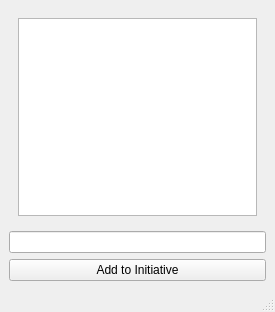
Old version of the form src/tutorials/mainWindowTable.ui in the repository TheRedshift/DMShield.
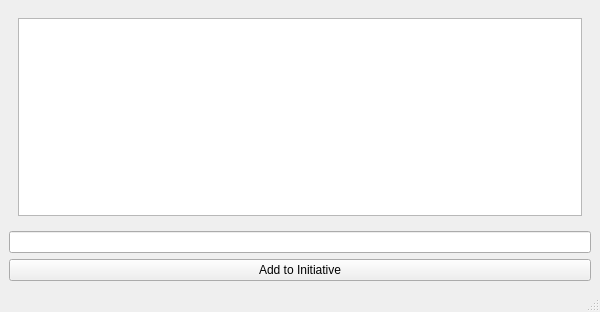
New version of the form.

Commit message: DOO DOO DOO DOO DOO

```diff
--- a/src/tutorials/mainWindowTable.ui
+++ b/src/tutorials/mainWindowTable.ui
@@ -6,10 +6,16 @@
    <rect>
     <x>0</x>
     <y>0</y>
-    <width>275</width>
+    <width>600</width>
     <height>312</height>
    </rect>
   </property>
+  <property name="minimumSize">
+   <size>
+    <width>275</width>
+    <height>0</height>
+   </size>
+  </property>
   <property name="windowTitle">
    <string>Todo</string>
   </property>
```
Left out of the diff: 2 changed lines with no effect on the pictures. The commit also changes 1 other file.
